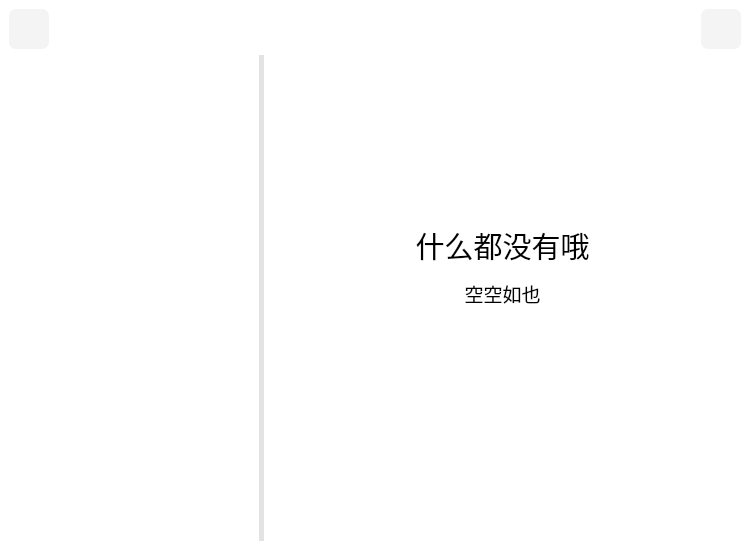
Old version of the form src/mainwidget.ui in the repository LeftStudio/mozi.
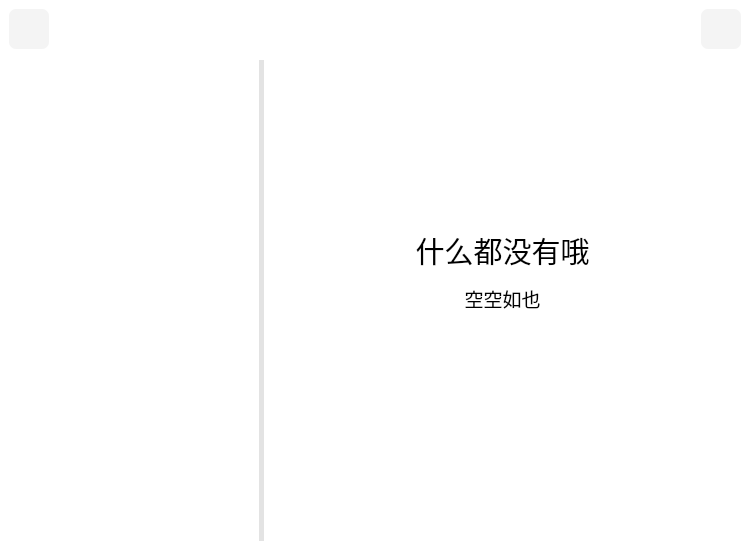
New version of the form. The open tabs and pages were chosen to show the change. Icons and pictures are not drawn. Custom widgets are drawn as their Qt base class.

```diff
--- a/src/mainwidget.ui
+++ b/src/mainwidget.ui
@@ -280,7 +280,10 @@
 background:rgb(220, 220, 220);
 }</string>
       </property>
-      <layout class="QVBoxLayout" name="verticalLayout_5" stretch="0,1">
+      <layout class="QVBoxLayout" name="verticalLayout_5" stretch="0,0,1">
+       <property name="spacing">
+        <number>3</number>
+       </property>
        <item>
         <layout class="QHBoxLayout" name="horizontalLayout">
          <item>
@@ -356,6 +359,31 @@
          </item>
         </layout>
        </item>
+       <item>
+        <widget class="QProgressBar" name="collectionProgressBar">
+         <property name="maximumSize">
+          <size>
+           <width>16777215</width>
+           <height>5</height>
+          </size>
+         </property>
+         <property name="styleSheet">
+          <string notr="true">QProgressBar
+{
+border:1px solid #FFFFFF;
+background: white;
+}
+
+QProgressBar::chunk
+{
+background-color:#05B8CC;
+}</string>
+         </property>
+         <property name="textVisible">
+          <bool>false</bool>
+         </property>
+        </widget>
+       </item>
        <item>
         <widget class="QSplitter" name="splitter_2">
          <property name="styleSheet">
```
Left out of the diff: 30 changed lines with no effect on the pictures.
